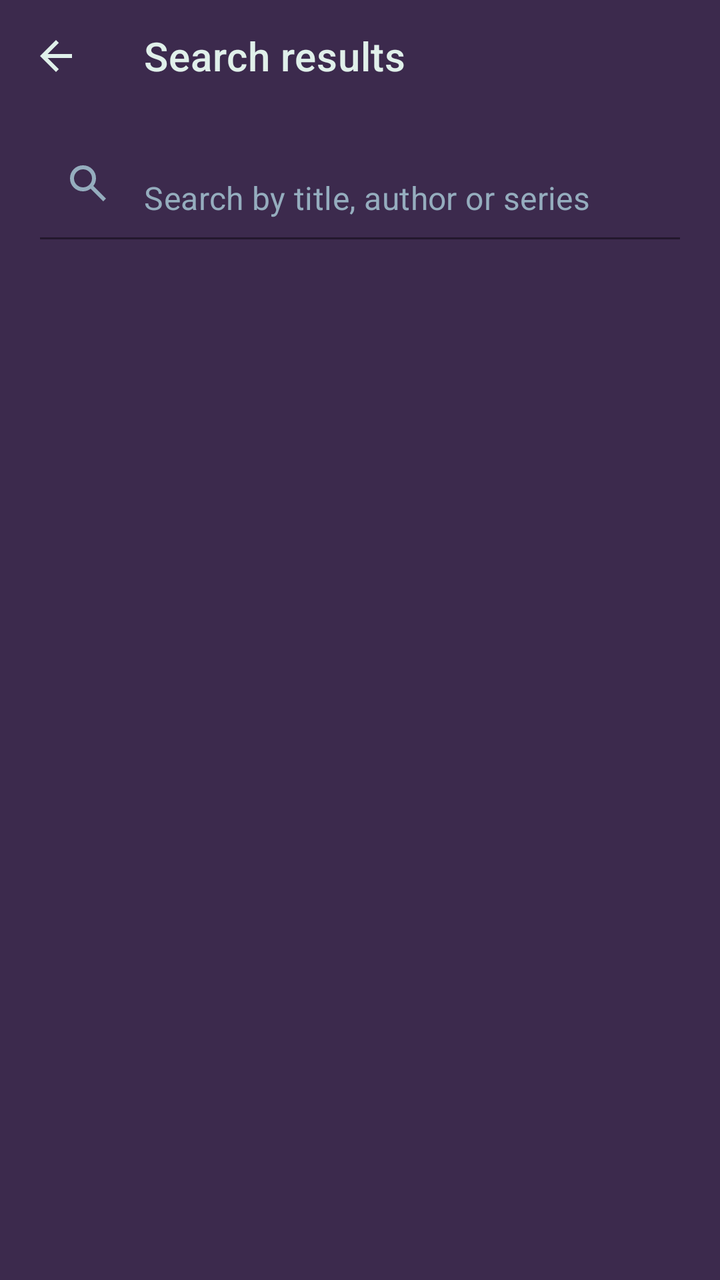
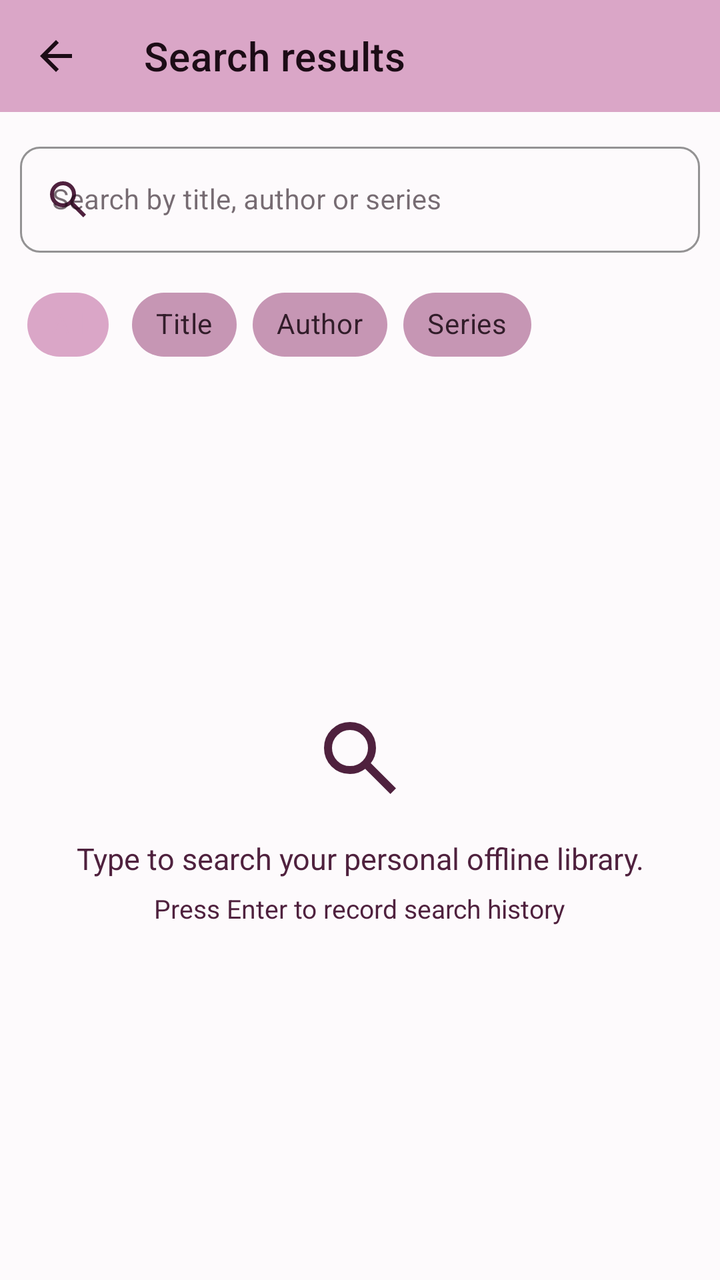

The first picture is an Android layout as it rendered before a commit; the second is the same layout after the commit. The layout source and the unified diff follow.
<!-- AndroidManifest.xml: activity theme Theme.EpubReader -->
<!-- res/layout/activity_search.xml -->
<?xml version="1.0" encoding="utf-8"?>
<LinearLayout xmlns:android="http://schemas.android.com/apk/res/android"
    xmlns:app="http://schemas.android.com/apk/res-auto"
    android:layout_width="match_parent"
    android:layout_height="match_parent"
    android:orientation="vertical"
    android:background="?android:colorBackground"
    android:fitsSystemWindows="true">

    <com.google.android.material.appbar.MaterialToolbar
        android:id="@+id/searchToolbar"
        android:layout_width="match_parent"
        android:layout_height="?attr/actionBarSize"
        android:background="?android:colorBackground"
        app:navigationIcon="@drawable/ic_arrow_back"
        app:navigationIconTint="@color/palette_mint"
        app:title="@string/search_results"
        app:titleTextColor="@color/palette_mint" />

    <com.google.android.material.textfield.TextInputLayout
        android:layout_width="match_parent"
        android:layout_height="wrap_content"
        android:layout_marginStart="@dimen/app_row_content_padding_h"
        android:layout_marginTop="@dimen/app_row_padding_v"
        android:layout_marginEnd="@dimen/app_row_content_padding_h"
        android:layout_marginBottom="@dimen/app_row_padding_v"
        app:boxStrokeColor="@color/accent"
        app:hintEnabled="false"
        app:startIconDrawable="@drawable/ic_search"
        app:startIconTint="@color/secondary">

        <com.google.android.material.textfield.TextInputEditText
            android:id="@+id/searchEdit"
            android:layout_width="match_parent"
            android:layout_height="wrap_content"
            android:background="@android:color/transparent"
            android:hint="@string/search_hint_books"
            android:imeOptions="actionSearch"
            android:inputType="text"
            android:maxLines="1"
            android:textColor="@color/palette_mint"
            android:textColorHint="@color/palette_slate" />
    </com.google.android.material.textfield.TextInputLayout>

    <androidx.recyclerview.widget.RecyclerView
        android:id="@+id/searchRecycler"
        android:layout_width="match_parent"
        android:layout_height="0dp"
        android:layout_weight="1"
        android:clipToPadding="false"
        android:paddingStart="@dimen/app_grid_edge_h"
        android:paddingEnd="@dimen/app_grid_edge_h"
        android:paddingBottom="24dp"
        android:scrollbars="vertical" />

    <LinearLayout
        android:id="@+id/searchEmpty"
        android:layout_width="match_parent"
        android:layout_height="0dp"
        android:layout_weight="1"
        android:gravity="center"
        android:orientation="vertical"
        android:padding="32dp"
        android:visibility="gone">

        <TextView
            android:id="@+id/searchEmptyText"
            android:layout_width="wrap_content"
            android:layout_height="wrap_content"
            android:text="@string/empty_library"
            android:textColor="@color/palette_slate"
            android:textSize="16sp" />
    </LinearLayout>
</LinearLayout>
<!-- resources referenced by this layout -->
<resources>
  <color name="accent">@color/palette_plum</color>
  <color name="palette_mint">#E0F0EA</color>
  <color name="palette_slate">#95ADBE</color>
  <color name="secondary">@color/palette_slate</color>
  <dimen name="app_row_content_padding_h">20dp</dimen>
  <dimen name="app_row_padding_v">8dp</dimen>
  <!-- drawable ic_arrow_back (drawable) -->
  <?xml version="1.0" encoding="utf-8"?>
  <vector xmlns:android="http://schemas.android.com/apk/res/android"
      android:width="24dp"
      android:height="24dp"
      android:viewportWidth="24"
      android:viewportHeight="24">
      <path
          android:fillColor="@android:color/white"
          android:pathData="M20 11H7.83l5.59-5.59L12 4l-8 8 8 8 1.41-1.41L7.83 13H20v-2z" />
  </vector>
  <!-- drawable ic_search (drawable) -->
  <?xml version="1.0" encoding="utf-8"?>
  <vector xmlns:android="http://schemas.android.com/apk/res/android"
      android:width="24dp"
      android:height="24dp"
      android:viewportWidth="24"
      android:viewportHeight="24">
      <path
          android:fillColor="@android:color/white"
          android:pathData="M 19.6,21 13.3,14.7 q -0.75,0.6 -1.725,0.95 t -2.075,0.35 q -2.725,0 -4.6125,-1.8875 T 3,9.5 q 0,-2.725 1.8875,-4.6125 T 9.5,3 q 2.725,0 4.6125,1.8875 T 16,9.5 q 0,1.1 -0.35,2.075 t -0.95,1.725 l 6.3,6.3 -1.4,1.4 Z M 9.5,14 q 1.875,0 3.1875,-1.3125 T 14,9.5 q 0,-1.875 -1.3125,-3.1875 T 9.5,5 q -1.875,0 -3.1875,1.3125 T 5,9.5 q 0,1.875 1.3125,3.1875 T 9.5,14 Z" />
  </vector>
  <string name="empty_library">No books yet</string>
  <style name="Theme.EpubReader" parent="Theme.MaterialComponents.DayNight.NoActionBar">
          <item name="android:windowBackground">@color/dark_bg</item>
          <item name="android:statusBarColor">@color/black</item>
          <item name="android:navigationBarColor">@color/black</item>
          <item name="android:windowLightStatusBar">false</item>
          <item name="android:windowLightNavigationBar" tools:targetApi="o_mr1">false</item>
          <item name="colorPrimary">@color/accent</item>
          <item name="colorPrimaryVariant">@color/accent_dark</item>
          <item name="colorOnPrimary">@color/white</item>
          <item name="colorSecondary">@color/secondary</item>
          <item name="colorOnSecondary">@color/white</item>
          <item name="android:colorBackground">@color/dark_bg</item>
          <item name="colorSurface">@color/dark_surface</item>
          <item name="colorOnSurface">@color/dark_text</item>
          <item name="android:textColorPrimary">@color/dark_text</item>
          <item name="android:textColorSecondary">@color/dark_text_muted</item>
          <item name="colorControlNormal">@color/white</item>
          <item name="toolbarStyle">@style/Widget.EpubReader.Toolbar</item>
          <item name="drawerArrowStyle">@style/Widget.EpubReader.DrawerArrowToggle</item>
      </style>
  <color name="palette_plum">#503A65</color>
  <color name="dark_bg">@color/palette_eggplant</color>
  <color name="black">#000000</color>
  <color name="accent_dark">@color/palette_purple</color>
  <color name="white">#FFFFFF</color>
  <color name="dark_surface">@color/palette_plum</color>
  <color name="dark_text">@color/palette_mint</color>
  <color name="dark_text_muted">@color/palette_slate</color>
  <style name="Widget.EpubReader.Toolbar" parent="Widget.MaterialComponents.Toolbar">
          <item name="titleTextColor">?android:textColorPrimary</item>
          <item name="subtitleTextColor">?android:textColorSecondary</item>
          <item name="navigationIconTint">?android:textColorPrimary</item>
          <item name="actionMenuTextColor">?android:textColorPrimary</item>
      </style>
  <style name="Widget.EpubReader.DrawerArrowToggle" parent="Widget.AppCompat.DrawerArrowToggle">
          <item name="color">?android:textColorPrimary</item>
      </style>
  <color name="palette_eggplant">#3C2A4D</color>
  <color name="palette_purple">#574F7D</color>
  <!-- unchanged entries left out for length: 3 -->
</resources>

<!-- the commit's change to res/layout/activity_search.xml (unified diff, before → after) -->
@@ -4,71 +4,261 @@
     android:layout_width="match_parent"
     android:layout_height="match_parent"
     android:orientation="vertical"
-    android:background="?android:colorBackground"
+    android:background="@color/palette_eggplant"
     android:fitsSystemWindows="true">
 
     <com.google.android.material.appbar.MaterialToolbar
         android:id="@+id/searchToolbar"
         android:layout_width="match_parent"
         android:layout_height="?attr/actionBarSize"
-        android:background="?android:colorBackground"
+        android:background="@color/palette_plum"
         app:navigationIcon="@drawable/ic_arrow_back"
         app:navigationIconTint="@color/palette_mint"
         app:title="@string/search_results"
         app:titleTextColor="@color/palette_mint" />
 
-    <com.google.android.material.textfield.TextInputLayout
-        android:layout_width="match_parent"
-        android:layout_height="wrap_content"
-        android:layout_marginStart="@dimen/app_row_content_padding_h"
-        android:layout_marginTop="@dimen/app_row_padding_v"
-        android:layout_marginEnd="@dimen/app_row_content_padding_h"
-        android:layout_marginBottom="@dimen/app_row_padding_v"
-        app:boxStrokeColor="@color/accent"
-        app:hintEnabled="false"
-        app:startIconDrawable="@drawable/ic_search"
-        app:startIconTint="@color/secondary">
-
-        <com.google.android.material.textfield.TextInputEditText
-            android:id="@+id/searchEdit"
-            android:layout_width="match_parent"
-            android:layout_height="wrap_content"
-            android:background="@android:color/transparent"
-            android:hint="@string/search_hint_books"
-            android:imeOptions="actionSearch"
-            android:inputType="text"
-            android:maxLines="1"
-            android:textColor="@color/palette_mint"
-            android:textColorHint="@color/palette_slate" />
-    </com.google.android.material.textfield.TextInputLayout>
-
-    <androidx.recyclerview.widget.RecyclerView
-        android:id="@+id/searchRecycler"
+    <androidx.core.widget.NestedScrollView
         android:layout_width="match_parent"
         android:layout_height="0dp"
         android:layout_weight="1"
+        android:fillViewport="true"
         android:clipToPadding="false"
         android:paddingStart="@dimen/app_grid_edge_h"
         android:paddingEnd="@dimen/app_grid_edge_h"
-        android:paddingBottom="24dp"
-        android:scrollbars="vertical" />
-
-    <LinearLayout
-        android:id="@+id/searchEmpty"
-        android:layout_width="match_parent"
-        android:layout_height="0dp"
-        android:layout_weight="1"
-        android:gravity="center"
-        android:orientation="vertical"
-        android:padding="32dp"
-        android:visibility="gone">
-
-        <TextView
-            android:id="@+id/searchEmptyText"
-            android:layout_width="wrap_content"
-            android:layout_height="wrap_content"
-            android:text="@string/empty_library"
-            android:textColor="@color/palette_slate"
-            android:textSize="16sp" />
-    </LinearLayout>
+        android:paddingTop="12dp"
+        android:paddingBottom="24dp">
+
+        <LinearLayout
+            android:layout_width="match_parent"
+            android:layout_height="match_parent"
+            android:orientation="vertical">
+
+            <com.google.android.material.textfield.TextInputLayout
+                android:id="@+id/searchLayout"
+                style="@style/Widget.MaterialComponents.TextInputLayout.OutlinedBox"
+                android:layout_width="match_parent"
+                android:layout_height="wrap_content"
+                android:layout_marginBottom="12dp"
+                android:hint="@string/search_hint_books"
+                app:boxBackgroundColor="@color/palette_eggplant"
+                app:boxStrokeColor="@color/palette_plum"
+                app:boxCornerRadiusTopStart="10dp"
+                app:boxCornerRadiusTopEnd="10dp"
+                app:boxCornerRadiusBottomStart="10dp"
+                app:boxCornerRadiusBottomEnd="10dp"
+                app:startIconDrawable="@drawable/ic_search"
+                app:startIconTint="@color/palette_slate"
+                app:endIconMode="clear_text"
+                app:endIconDrawable="@drawable/ic_close"
+                app:endIconTint="@color/palette_slate">
+
+                <com.google.android.material.textfield.TextInputEditText
+                    android:id="@+id/searchEdit"
+                    android:layout_width="match_parent"
+                    android:layout_height="wrap_content"
+                    android:imeOptions="actionSearch"
+                    android:inputType="text"
+                    android:maxLines="1"
+                    android:textColor="@color/palette_mint"
+                    android:textColorHint="@color/palette_slate"
+                    android:textSize="14sp" />
+            </com.google.android.material.textfield.TextInputLayout>
+
+            <com.google.android.material.chip.ChipGroup
+                android:id="@+id/filterChipGroup"
+                android:layout_width="match_parent"
+                android:layout_height="wrap_content"
+                android:layout_marginBottom="16dp"
+                app:singleSelection="true"
+                app:selectionRequired="true">
+
+                <com.google.android.material.chip.Chip
+                    android:id="@+id/chipAll"
+                    style="@style/Widget.MaterialComponents.Chip.Choice"
+                    android:layout_width="wrap_content"
+                    android:layout_height="wrap_content"
+                    android:checked="true"
+                    android:text="@string/filter_all" />
+
+                <com.google.android.material.chip.Chip
+                    android:id="@+id/chipTitle"
+                    style="@style/Widget.MaterialComponents.Chip.Choice"
+                    android:layout_width="wrap_content"
+                    android:layout_height="wrap_content"
+                    android:text="@string/filter_title" />
+
+                <com.google.android.material.chip.Chip
+                    android:id="@+id/chipAuthor"
+                    style="@style/Widget.MaterialComponents.Chip.Choice"
+                    android:layout_width="wrap_content"
+                    android:layout_height="wrap_content"
+                    android:text="@string/filter_author" />
+
+                <com.google.android.material.chip.Chip
+                    android:id="@+id/chipSeries"
+                    style="@style/Widget.MaterialComponents.Chip.Choice"
+                    android:layout_width="wrap_content"
+                    android:layout_height="wrap_content"
+                    android:text="@string/filter_series" />
+            </com.google.android.material.chip.ChipGroup>
+
+            
+            <LinearLayout
+                android:id="@+id/recentSearchesLayout"
+                android:layout_width="match_parent"
+                android:layout_height="wrap_content"
+                android:orientation="vertical"
+                android:layout_marginBottom="16dp"
+                android:visibility="gone">
+
+                <LinearLayout
+                    android:layout_width="match_parent"
+                    android:layout_height="wrap_content"
+                    android:gravity="center_vertical"
+                    android:orientation="horizontal">
+
+                    <ImageView
+                        android:layout_width="18dp"
+                        android:layout_height="18dp"
+                        android:contentDescription="@null"
+                        android:src="@drawable/ic_recent_schedule"
+                        app:tint="@color/palette_slate" />
+
+                    <TextView
+                        android:layout_width="0dp"
+                        android:layout_height="wrap_content"
+                        android:layout_weight="1"
+                        android:layout_marginStart="8dp"
+                        android:text="@string/recent_searches_title"
+                        android:textColor="@color/palette_slate"
+                        android:textSize="15sp"
+                        android:textStyle="bold" />
+
+                    <ImageView
+                        android:layout_width="15dp"
+                        android:layout_height="15dp"
+                        android:contentDescription="@null"
+                        android:src="@drawable/ic_delete"
+                        app:tint="@color/palette_slate" />
+
+                    <TextView
+                        android:id="@+id/btnClearHistory"
+                        android:layout_width="wrap_content"
+                        android:layout_height="wrap_content"
+                        android:background="?attr/selectableItemBackground"
+                        android:clickable="true"
+                        android:focusable="true"
+                        android:padding="4dp"
+                        android:text="@string/clear_history"
+                        android:textColor="@color/palette_slate"
+                        android:textSize="12sp"
+                        android:textStyle="bold"  />
+                </LinearLayout>
+
+                <View
+                    android:layout_width="match_parent"
+                    android:layout_height="1dp"
+                    android:layout_marginTop="6dp"
+                    android:layout_marginBottom="8dp"
+                    android:background="@color/palette_purple" />
+
+                <androidx.core.widget.NestedScrollView
+                    android:id="@+id/recentScrollView"
+                    android:layout_width="match_parent"
+                    android:layout_height="wrap_content"
+                    android:overScrollMode="never"
+                    android:scrollbars="vertical">
+
+                    <com.google.android.material.chip.ChipGroup
+                        android:id="@+id/recentChipGroup"
+                        android:layout_width="match_parent"
+                        android:layout_height="wrap_content"
+                        app:singleLine="false"
+                        app:chipSpacingHorizontal="8dp"
+                        app:chipSpacingVertical="6dp" />
+
+                </androidx.core.widget.NestedScrollView>
+
+            </LinearLayout>
+
+            
+            <LinearLayout
+                android:id="@+id/searchEmpty"
+                android:layout_width="match_parent"
+                android:layout_height="0dp"
+                android:layout_weight="1"
+                android:gravity="center"
+                android:orientation="vertical"
+                android:paddingTop="20dp"
+                android:paddingBottom="20dp"
+                android:visibility="visible">
+
+                <ImageView
+                    android:layout_width="48dp"
+                    android:layout_height="48dp"
+                    android:contentDescription="@null"
+                    android:src="@drawable/ic_search"
+                    app:tint="@color/palette_slate" />
+
+                <TextView
+                    android:layout_width="wrap_content"
+                    android:layout_height="wrap_content"
+                    android:layout_marginTop="16dp"
+                    android:gravity="center"
+                    android:text="@string/search_empty_line1"
+                    android:textColor="@color/palette_slate"
+                    android:textSize="15sp" />
+
+                <TextView
+                    android:layout_width="wrap_content"
+                    android:layout_height="wrap_content"
+                    android:layout_marginTop="6dp"
+                    android:gravity="center"
+                    android:text="@string/search_empty_line2"
+                    android:textColor="@color/palette_slate"
+                    android:textSize="13sp" />
+            </LinearLayout>
+
+            
+            <LinearLayout
+                android:id="@+id/searchNoResultsLayout"
+                android:layout_width="match_parent"
+                android:layout_height="0dp"
+                android:layout_weight="1"
+                android:gravity="center"
+                android:orientation="vertical"
+                android:paddingTop="20dp"
+                android:paddingBottom="20dp"
+                android:visibility="gone">
+
+                <TextView
+                    android:layout_width="wrap_content"
+                    android:layout_height="wrap_content"
+                    android:text="@string/no_results_found"
+                    android:textColor="@color/palette_mint"
+                    android:textSize="16sp"
+                    android:textStyle="bold" />
+
+                <TextView
+                    android:layout_width="wrap_content"
+                    android:layout_height="wrap_content"
+                    android:layout_marginTop="6dp"
+                    android:gravity="center"
+                    android:text="@string/no_results_subtitle"
+                    android:textColor="@color/palette_slate"
+                    android:textSize="14sp" />
+            </LinearLayout>
+
+            
+            <androidx.recyclerview.widget.RecyclerView
+                android:id="@+id/searchRecycler"
+                android:layout_width="match_parent"
+                android:layout_height="wrap_content"
+                android:nestedScrollingEnabled="false"
+                android:overScrollMode="never"
+                android:visibility="gone" />
+
+        </LinearLayout>
+    </androidx.core.widget.NestedScrollView>
+
 </LinearLayout>
<!-- resource entries referenced after the edit -->
@@ -1,11 +1,7 @@
 <!-- resources referenced by this layout -->
 <resources>
-  <color name="accent">@color/palette_plum</color>
-  <color name="palette_mint">#E0F0EA</color>
-  <color name="palette_slate">#95ADBE</color>
-  <color name="secondary">@color/palette_slate</color>
-  <dimen name="app_row_content_padding_h">20dp</dimen>
-  <dimen name="app_row_padding_v">8dp</dimen>
+  <color name="palette_mint">@color/palette_china</color>
+  <color name="palette_slate">@color/palette_dusty_rose</color>
   <!-- drawable ic_arrow_back (drawable) -->
   <?xml version="1.0" encoding="utf-8"?>
   <vector xmlns:android="http://schemas.android.com/apk/res/android"
@@ -14,8 +10,38 @@
       android:viewportWidth="24"
       android:viewportHeight="24">
       <path
-          android:fillColor="@android:color/white"
+          android:fillColor="@color/white"
           android:pathData="M20 11H7.83l5.59-5.59L12 4l-8 8 8 8 1.41-1.41L7.83 13H20v-2z" />
+  </vector>
+  <!-- drawable ic_close (drawable) -->
+  <?xml version="1.0" encoding="utf-8"?>
+  <vector xmlns:android="http://schemas.android.com/apk/res/android"
+      android:width="24dp" android:height="24dp"
+      android:viewportWidth="24" android:viewportHeight="24">
+      <path android:fillColor="@color/white" android:pathData="M19 6.41L17.59 5 12 10.59 6.41 5 5 6.41 10.59 12 5 17.59 6.41 19 12 13.41 17.59 19 19 17.59 13.41 12z" />
+  </vector>
+  <!-- drawable ic_delete (drawable) -->
+  <?xml version="1.0" encoding="utf-8"?>
+  <vector xmlns:android="http://schemas.android.com/apk/res/android"
+      android:width="24dp" android:height="24dp"
+      android:viewportWidth="24" android:viewportHeight="24">
+      <path
+          android:fillColor="@color/white"
+          android:pathData="M 7,21 q -0.825,0 -1.4125,-0.5875 T 5,19 v -13 h -1 v -2 h 5 v -1 h 6 v 1 h 5 v 2 h -1 v 13 q 0,0.825 -0.5875,1.4125 T 17,21 H 7 Z m 10,-15 H 7 v 13 h 10 v -13 Z M 9,17 h 2 v -9 h -2 v 9 Z m 4,0 h 2 v -9 h -2 v 9 Z M 7,6 v 13 -13 Z" />
+  
+  </vector>
+  <!-- drawable ic_recent_schedule (drawable) -->
+  <?xml version="1.0" encoding="utf-8"?>
+  <vector xmlns:android="http://schemas.android.com/apk/res/android"
+      android:width="24dp"
+      android:height="24dp"
+      android:viewportWidth="24"
+      android:viewportHeight="24">
+  
+      <path
+          android:fillColor="@color/white"
+          android:pathData="m15.3,16.7 l1.4,-1.4 -3.7,-3.7v-4.6h-2v5.4l4.3,4.3ZM12,22q-2.075,0 -3.9,-0.788T4.925,19.075q-1.35,-1.35 -2.138,-3.175T2,12q0,-2.075 0.788,-3.9t2.137,-3.175q1.35,-1.35 3.175,-2.138T12,2q2.075,0 3.9,0.788t3.175,2.137q1.35,1.35 2.138,3.175T22,12q0,2.075 -0.788,3.9t-2.137,3.175q-1.35,1.35 -3.175,2.138T12,22ZM12,12ZM12,20q3.325,0 5.663,-2.337T20,12q0,-3.325 -2.337,-5.663T12,4q-3.325,0 -5.663,2.337T4,12q0,3.325 2.337,5.663T12,20Z"/>
+  
   </vector>
   <!-- drawable ic_search (drawable) -->
   <?xml version="1.0" encoding="utf-8"?>
@@ -25,49 +51,62 @@
       android:viewportWidth="24"
       android:viewportHeight="24">
       <path
-          android:fillColor="@android:color/white"
+          android:fillColor="@color/white"
           android:pathData="M 19.6,21 13.3,14.7 q -0.75,0.6 -1.725,0.95 t -2.075,0.35 q -2.725,0 -4.6125,-1.8875 T 3,9.5 q 0,-2.725 1.8875,-4.6125 T 9.5,3 q 2.725,0 4.6125,1.8875 T 16,9.5 q 0,1.1 -0.35,2.075 t -0.95,1.725 l 6.3,6.3 -1.4,1.4 Z M 9.5,14 q 1.875,0 3.1875,-1.3125 T 14,9.5 q 0,-1.875 -1.3125,-3.1875 T 9.5,5 q -1.875,0 -3.1875,1.3125 T 5,9.5 q 0,1.875 1.3125,3.1875 T 9.5,14 Z" />
   </vector>
-  <string name="empty_library">No books yet</string>
+  <string name="clear_history">Clear history</string>
+  <string name="filter_all">All</string>
+  <string name="filter_author">Author</string>
+  <string name="filter_series">Series</string>
+  <string name="filter_title">Title</string>
+  <string name="no_results_found">No results found</string>
+  <string name="no_results_subtitle">Try another keyword or change your filter.</string>
+  <string name="recent_searches_title">RECENT SEARCHES</string>
+  <string name="search_empty_line1">Type to search your personal offline library.</string>
+  <string name="search_empty_line2">Press Enter to record search history</string>
   <style name="Theme.EpubReader" parent="Theme.MaterialComponents.DayNight.NoActionBar">
-          <item name="android:windowBackground">@color/dark_bg</item>
+          <item name="android:windowBackground">@color/palette_eggplant</item>
           <item name="android:statusBarColor">@color/black</item>
           <item name="android:navigationBarColor">@color/black</item>
           <item name="android:windowLightStatusBar">false</item>
           <item name="android:windowLightNavigationBar" tools:targetApi="o_mr1">false</item>
-          <item name="colorPrimary">@color/accent</item>
-          <item name="colorPrimaryVariant">@color/accent_dark</item>
+          <item name="android:windowNoTitle">true</item>
+          <item name="android:windowContentOverlay">@null</item>
+          <item name="android:enforceStatusBarContrast" tools:targetApi="q">false</item>
+          <item name="android:enforceNavigationBarContrast" tools:targetApi="q">false</item>
+          <item name="colorPrimary">@color/palette_plum</item>
+          <item name="colorPrimaryVariant">@color/palette_purple</item>
           <item name="colorOnPrimary">@color/white</item>
-          <item name="colorSecondary">@color/secondary</item>
+          <item name="colorSecondary">@color/palette_slate</item>
           <item name="colorOnSecondary">@color/white</item>
-          <item name="android:colorBackground">@color/dark_bg</item>
-          <item name="colorSurface">@color/dark_surface</item>
-          <item name="colorOnSurface">@color/dark_text</item>
-          <item name="android:textColorPrimary">@color/dark_text</item>
-          <item name="android:textColorSecondary">@color/dark_text_muted</item>
+          <item name="android:colorBackground">@color/palette_eggplant</item>
+          <item name="colorSurface">@color/palette_plum</item>
+          <item name="colorOnSurface">@color/palette_mint</item>
+          <item name="android:textColorPrimary">@color/palette_mint</item>
+          <item name="android:textColorSecondary">@color/palette_slate</item>
           <item name="colorControlNormal">@color/white</item>
           <item name="toolbarStyle">@style/Widget.EpubReader.Toolbar</item>
           <item name="drawerArrowStyle">@style/Widget.EpubReader.DrawerArrowToggle</item>
       </style>
-  <color name="palette_plum">#503A65</color>
-  <color name="dark_bg">@color/palette_eggplant</color>
-  <color name="black">#000000</color>
-  <color name="accent_dark">@color/palette_purple</color>
-  <color name="white">#FFFFFF</color>
-  <color name="dark_surface">@color/palette_plum</color>
-  <color name="dark_text">@color/palette_mint</color>
-  <color name="dark_text_muted">@color/palette_slate</color>
+  <color name="palette_plum_wine">#fdfafc</color>
+  <color name="palette_china">#1c0c16</color>
+  <color name="palette_copper_rose">#daa6c7</color>
+  <color name="palette_rose_water">#823666</color>
+  <color name="palette_dusty_rose">#4f213e</color>
+  <color name="palette_plum">@color/palette_copper_rose</color>
+  <color name="black">#FFFFFF</color>
+  <color name="white">#000000</color>
   <style name="Widget.EpubReader.Toolbar" parent="Widget.MaterialComponents.Toolbar">
-          <item name="titleTextColor">?android:textColorPrimary</item>
-          <item name="subtitleTextColor">?android:textColorSecondary</item>
-          <item name="navigationIconTint">?android:textColorPrimary</item>
-          <item name="actionMenuTextColor">?android:textColorPrimary</item>
+          <item name="titleTextColor">@color/palette_mint</item>
+          <item name="subtitleTextColor">@color/palette_slate</item>
+          <item name="navigationIconTint">@color/palette_mint</item>
+          <item name="actionMenuTextColor">@color/palette_mint</item>
       </style>
   <style name="Widget.EpubReader.DrawerArrowToggle" parent="Widget.AppCompat.DrawerArrowToggle">
-          <item name="color">?android:textColorPrimary</item>
+          <item name="color">@color/palette_mint</item>
       </style>
-  <color name="palette_eggplant">#3C2A4D</color>
-  <color name="palette_purple">#574F7D</color>
+  <color name="palette_eggplant">@color/palette_plum_wine</color>
+  <color name="palette_purple">@color/palette_rose_water</color>
   <!-- unchanged entries left out for length: 3 -->
 </resources>
 
